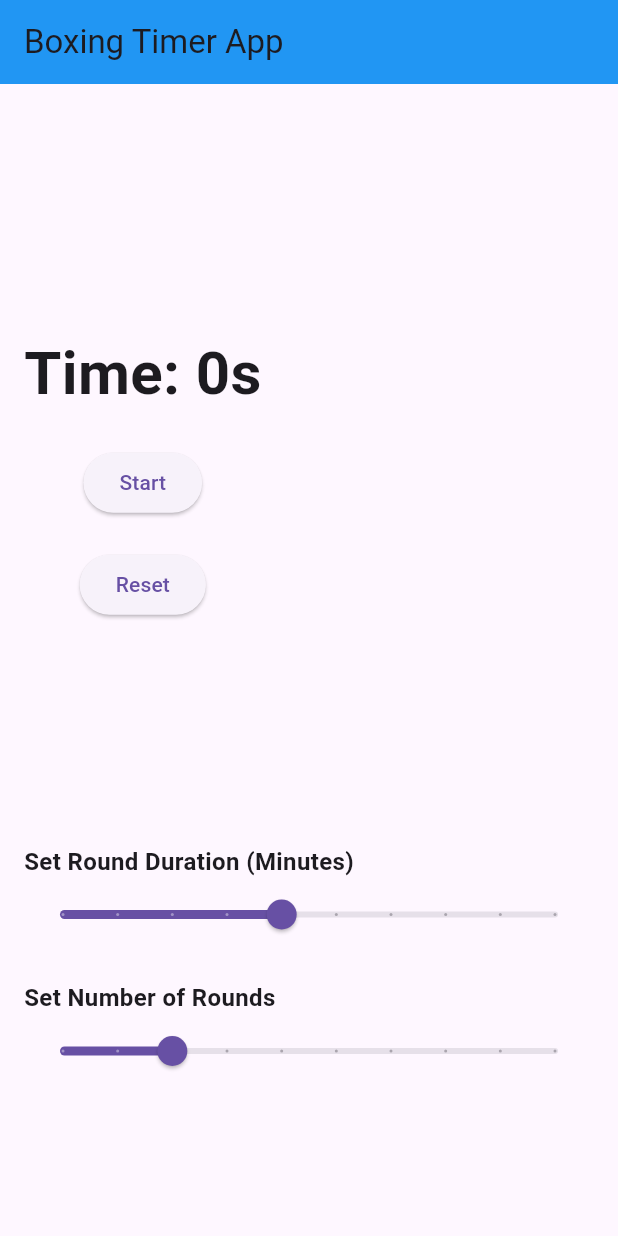
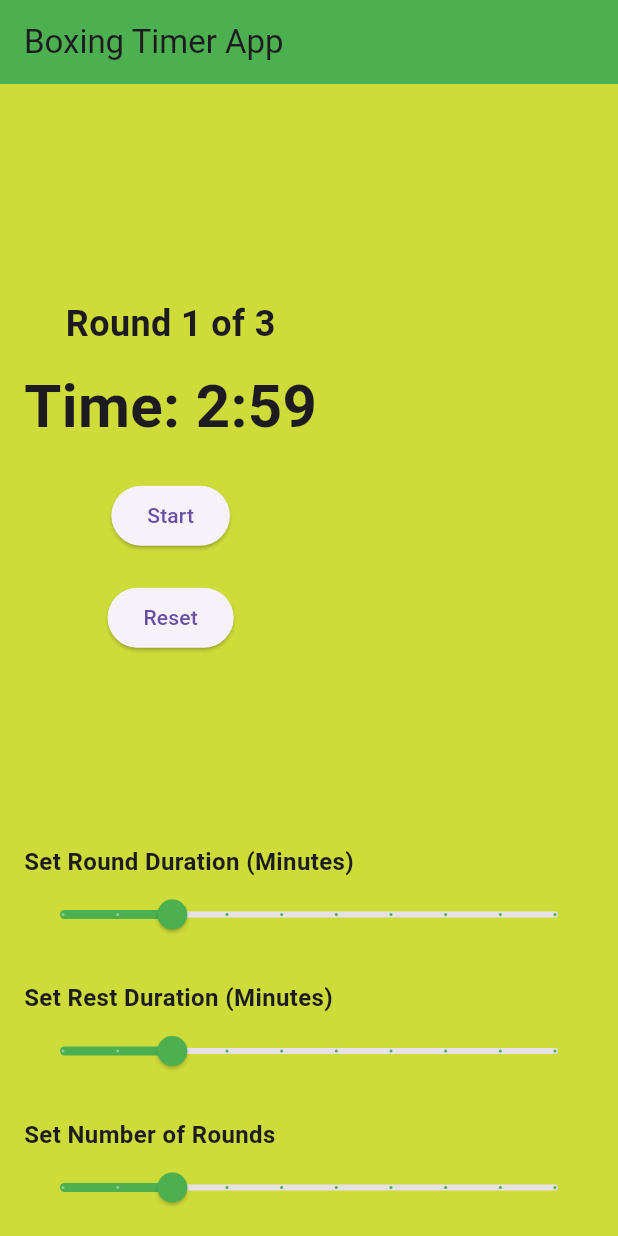
Before and after one commit to AshCash223/boxing_timer_flutter, a Flutter app: the screen it shows after launch, after a tap on "Start", after a tap on "Reset", on a phone screen of 412 x 824 dp. Run offline on Flutter 3.47's test engine with Material 3 defaults, Android fonts, the phone set to English and light mode, and no system bars.

Commit message:
Timer Functionality added

```diff
--- a/lib/state/timer_state.dart
+++ b/lib/state/timer_state.dart
@@ -1,54 +1,25 @@
+import 'dart:async';
 import 'package:flutter/material.dart';
-import 'dart:async';
 
-class TimerState extends ChangeNotifier {
-  int _seconds = 0;
+class TimerState with ChangeNotifier {
+  int _roundDuration = 3; // default 3 minutes per round
+  int _rounds = 3; // default 3 rounds
+  int _seconds = 0; // seconds left in the current round
+  int _currentRound = 1; // the current round
   bool _isRunning = false;
-  late Stopwatch _stopwatch;
-  Timer? _timer;
+  late Timer _timer;
 
-  // New properties for rounds and round duration
-  int _roundDuration = 5; // in minutes
-  int _rounds = 3;
-
-  int get seconds => _seconds;
-  bool get isRunning => _isRunning;
+  // Getters
   int get roundDuration => _roundDuration;
   int get rounds => _rounds;
+  int get seconds => _seconds;
+  int get currentRound => _currentRound;
+  bool get isRunning => _isRunning;
 
-  TimerState() {
-    _stopwatch = Stopwatch();
-  }
-
-  void toggleTimer() {
-    if (_isRunning) {
-      _stopwatch.stop();
-      _timer?.cancel();
-    } else {
-      _stopwatch.start();
-      _timer = Timer.periodic(const Duration(seconds: 1), (timer) {
-        updateTimer();
-      });
-    }
-    _isRunning = !_isRunning;
-    notifyListeners();
-  }
-
-  void resetTimer() {
-    _stopwatch.reset();
-    _seconds = 0;
-    _isRunning = false;
-    _timer?.cancel();
-    notifyListeners();
-  }
-
-  void updateTimer() {
-    _seconds = _stopwatch.elapsed.inSeconds;
-    notifyListeners();
-  }
-
-  void setRoundDuration(int minutes) {
-    _roundDuration = minutes;
+  // Setters
+  void setRoundDuration(int duration) {
+    _roundDuration = duration;
+    _seconds = _roundDuration * 60; // update seconds based on round duration
     notifyListeners();
   }
 
@@ -57,9 +28,39 @@ class TimerState extends ChangeNotifier {
     notifyListeners();
   }
 
-  @override
-  void dispose() {
-    _timer?.cancel();
-    super.dispose();
+  // Start or Pause Timer
+  void toggleTimer() {
+    if (_isRunning) {
+      _timer.cancel();
+    } else {
+      _startTimer();
+    }
+    _isRunning = !_isRunning;
+    notifyListeners();
+  }
+
+  // Reset the timer
+  void resetTimer() {
+    _currentRound = 1;
+    _seconds = _roundDuration * 60;
+    _isRunning = false;
+    notifyListeners();
+  }
+
+  // Timer logic
+  void _startTimer() {
+    _timer = Timer.periodic(const Duration(seconds: 1), (timer) {
+      if (_seconds > 0) {
+        _seconds--;
+      } else {
+        if (_currentRound < _rounds) {
+          _currentRound++;
+          _seconds = _roundDuration * 60; // reset to round duration
+        } else {
+          _timer.cancel(); // stop the timer when all rounds are complete
+        }
+      }
+      notifyListeners();
+    });
   }
 }
--- /dev/null
+++ b/lib/widget/settings_section.dart
@@ -0,0 +1,69 @@
+import 'package:flutter/material.dart';
+import 'package:boxing_timer/state/timer_state.dart';
+import 'package:provider/provider.dart';
+
+class TimerSettings extends StatelessWidget {
+  const TimerSettings({super.key});
+
+  @override
+  Widget build(BuildContext context) {
+    // Access TimerState via Provider
+    final timerState = Provider.of<TimerState>(context);
+
+    return Expanded(
+      flex: 1,
+      child: Column(
+        crossAxisAlignment: CrossAxisAlignment.start,
+        children: [
+          const Text(
+            'Set Round Duration (Minutes)',
+            style: TextStyle(fontSize: 16, fontWeight: FontWeight.bold),
+          ),
+          Slider(
+            min: 1,
+            max: 10,
+            value: timerState.roundDuration.toDouble(),
+            divisions: 9,
+            label: '${timerState.roundDuration} min',
+            activeColor: Colors.green, // Set the active part of the slider to green
+            onChanged: (value) {
+              timerState.setRoundDuration(value.toInt());
+            },
+          ),
+          const SizedBox(height: 20),
+          const Text(
+            'Set Rest Duration (Minutes)',
+            style: TextStyle(fontSize: 16, fontWeight: FontWeight.bold),
+          ),
+          Slider(
+            min: 1,
+            max: 10,
+            value: timerState.roundDuration.toDouble(),
+            divisions: 9,
+            label: '${timerState.roundDuration} min',
+            activeColor: Colors.green, // Set the active part of the slider to green
+            onChanged: (value) {
+              timerState.setRoundDuration(value.toInt());
+            },
+          ),
+          const SizedBox(height: 20),
+          const Text(
+            'Set Number of Rounds',
+            style: TextStyle(fontSize: 16, fontWeight: FontWeight.bold),
+          ),
+          Slider(
+            min: 1,
+            max: 10,
+            value: timerState.rounds.toDouble(),
+            divisions: 9,
+            label: '${timerState.rounds} rounds',
+            activeColor: Colors.green, // Set the active part of the slider to green
+            onChanged: (value) {
+              timerState.setRounds(value.toInt());
+            },
+          ),
+        ],
+      ),
+    );
+  }
+}
--- a/lib/widget/timer_page.dart
+++ b/lib/widget/timer_page.dart
@@ -1,4 +1,5 @@
 import 'package:boxing_timer/state/timer_state.dart';
+import 'package:boxing_timer/widget/settings_section.dart';
 import 'package:flutter/material.dart';
 import 'package:provider/provider.dart';
 
@@ -13,9 +14,10 @@ class TimerHomePage extends StatelessWidget {
     return Scaffold(
       appBar: AppBar(
         title: const Text('Boxing Timer App'),
-        backgroundColor: Colors.blue,
+        backgroundColor: Colors.green,
       ),
-      body: Padding(
+      body: Container(
+        color: Colors.lime, // Set the background color to lime (you can adjust)
         padding: const EdgeInsets.all(16.0),
         child: Column(
           crossAxisAlignment: CrossAxisAlignment.start,
@@ -27,7 +29,15 @@ class TimerHomePage extends StatelessWidget {
                 mainAxisAlignment: MainAxisAlignment.center,
                 children: [
                   Text(
-                    'Time: ${timerState.seconds}s',
+                    'Round ${timerState.currentRound} of ${timerState.rounds}',
+                    style: const TextStyle(
+                      fontSize: 24,
+                      fontWeight: FontWeight.bold,
+                    ),
+                  ),
+                  const SizedBox(height: 10),
+                  Text(
+                    'Time: ${timerState.seconds ~/ 60}:${(timerState.seconds % 60).toString().padLeft(2, '0')}',
                     style: const TextStyle(
                       fontSize: 40,
                       fontWeight: FontWeight.bold,
@@ -47,44 +57,8 @@ class TimerHomePage extends StatelessWidget {
               ),
             ),
 
-            // Settings Section
-            Expanded(
-              flex: 1,
-              child: Column(
-                crossAxisAlignment: CrossAxisAlignment.start,
-                children: [
-                  const Text(
-                    'Set Round Duration (Minutes)',
-                    style: TextStyle(fontSize: 16, fontWeight: FontWeight.bold),
-                  ),
-                  Slider(
-                    min: 1,
-                    max: 10,
-                    value: timerState.roundDuration.toDouble(),
-                    divisions: 9,
-                    label: '${timerState.roundDuration} min',
-                    onChanged: (value) {
-                      timerState.setRoundDuration(value.toInt());
-                    },
-                  ),
-                  const SizedBox(height: 20),
-                  const Text(
-                    'Set Number of Rounds',
-                    style: TextStyle(fontSize: 16, fontWeight: FontWeight.bold),
-                  ),
-                  Slider(
-                    min: 1,
-                    max: 10,
-                    value: timerState.rounds.toDouble(),
-                    divisions: 9,
-                    label: '${timerState.rounds} rounds',
-                    onChanged: (value) {
-                      timerState.setRounds(value.toInt());
-                    },
-                  ),
-                ],
-              ),
-            ),
+            // Use TimerSettings widget
+            const TimerSettings(),  // Include the TimerSettings widget
           ],
         ),
       ),
```
Also changed, not shown: 1 other file.
